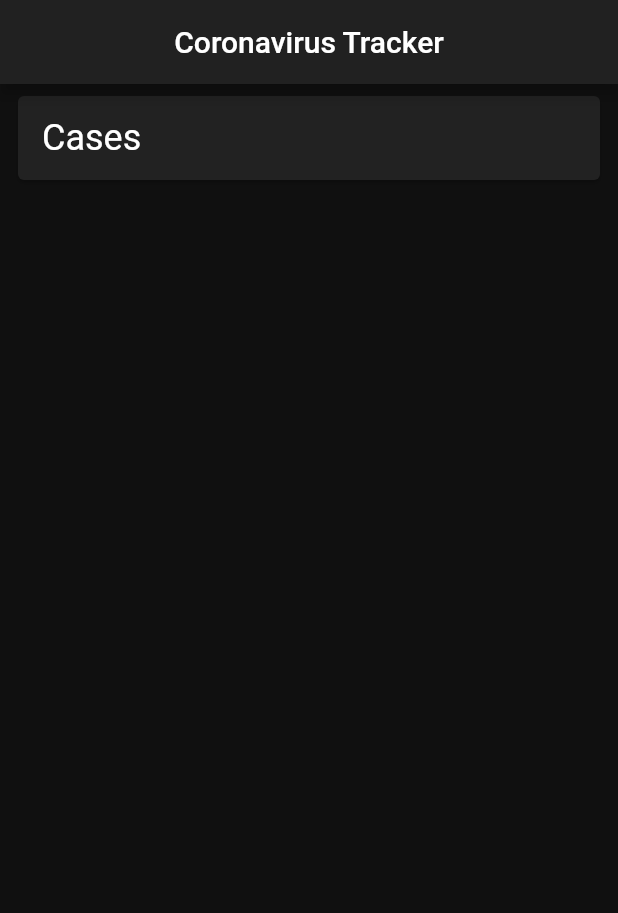
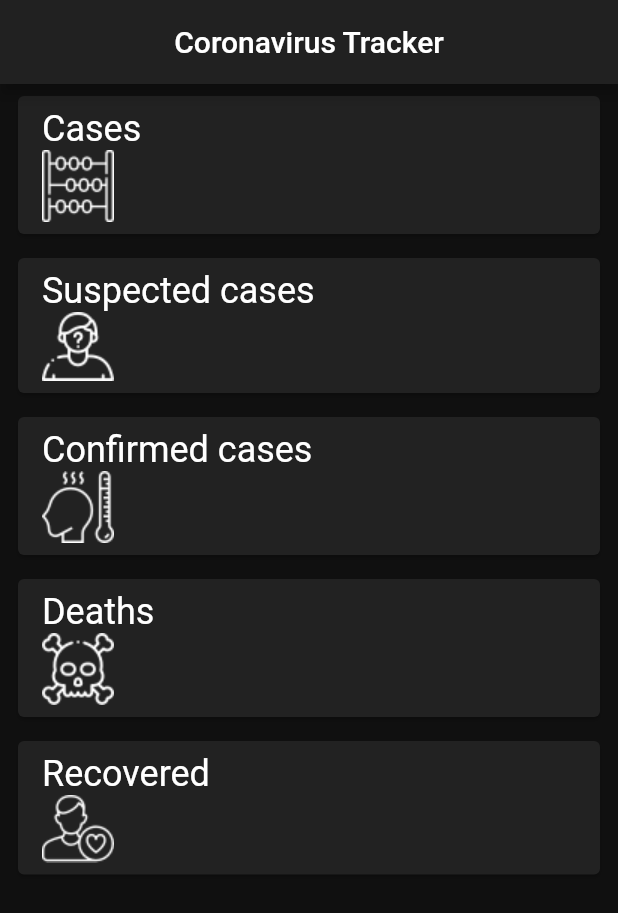
Before and after one commit to hiteshgarg123/flutter_covid19_rest_api, a Flutter app: the screen it shows after launch, on a phone screen of 412 x 824 dp. Shown: the top 913 px of the screen. Run offline on Flutter 3.47's test engine with Material 2 defaults, Android fonts, the phone set to English and light mode, and no system bars; network calls fail.

Commit message:
UI update

```diff
--- a/lib/app/ui/dashboard.dart
+++ b/lib/app/ui/dashboard.dart
@@ -1,5 +1,6 @@
 import 'package:flutter/material.dart';
 import 'package:flutter_covid19_rest_api/app/repositories/data_repository.dart';
+import 'package:flutter_covid19_rest_api/app/repositories/endpoints_data.dart';
 import 'package:flutter_covid19_rest_api/app/services/api.dart';
 import 'package:flutter_covid19_rest_api/app/ui/endpoint_card.dart';
 import 'package:provider/provider.dart';
@@ -10,7 +11,7 @@ class DashBoard extends StatefulWidget {
 }
 
 class _DashBoardState extends State<DashBoard> {
-  int _cases;
+  EndPointsData _endPointsData;
 
   @override
   void initState() {
@@ -20,8 +21,8 @@ class _DashBoardState extends State<DashBoard> {
 
   Future<void> _updateData() async {
     final dataRepository = Provider.of<DataRepository>(context, listen: false);
-    final cases = await dataRepository.getEndPointData(EndPoint.cases);
-    setState(() => _cases = cases);
+    final endPointsData = await dataRepository.getAllEndPointData();
+    setState(() => _endPointsData = endPointsData);
   }
 
   @override
@@ -33,13 +34,19 @@ class _DashBoardState extends State<DashBoard> {
         ),
         centerTitle: true,
       ),
-      body: ListView(
-        children: <Widget>[
-          EndPointCard(
-            endPoint: EndPoint.cases,
-            value: _cases,
-          ),
-        ],
+      body: RefreshIndicator(
+        onRefresh: _updateData,
+        child: ListView(
+          children: <Widget>[
+            for (var endPoint in EndPoint.values)
+              EndPointCard(
+                endPoint: endPoint,
+                value: _endPointsData != null
+                    ? _endPointsData.values[endPoint]
+                    : null,
+              ),
+          ],
+        ),
       ),
     );
   }
--- a/lib/app/ui/endpoint_card.dart
+++ b/lib/app/ui/endpoint_card.dart
@@ -1,5 +1,12 @@
 import 'package:flutter/material.dart';
 import 'package:flutter_covid19_rest_api/app/services/api.dart';
+
+class EndPointCardData {
+  EndPointCardData({this.title, this.assetName, this.color});
+  final String title;
+  final String assetName;
+  final Color color;
+}
 
 class EndPointCard extends StatelessWidget {
   const EndPointCard({
@@ -11,8 +18,37 @@ class EndPointCard extends StatelessWidget {
   final EndPoint endPoint;
   final int value;
 
+  static Map<EndPoint, EndPointCardData> _cardsData = {
+    EndPoint.cases: EndPointCardData(
+      title: 'Cases',
+      assetName: 'assets/count.png',
+      color: Color(0xFFFFF492),
+    ),
+    EndPoint.casesSuspected: EndPointCardData(
+      title: 'Suspected cases',
+      assetName: 'assets/suspect.png',
+      color: Color(0xFFEEDA28),
+    ),
+    EndPoint.casesConfirmed: EndPointCardData(
+      title: 'Confirmed cases',
+      assetName: 'assets/fever.png',
+      color: Color(0xFFE99600),
+    ),
+    EndPoint.deaths: EndPointCardData(
+      title: 'Deaths',
+      assetName: 'assets/death.png',
+      color: Color(0xFFE40000),
+    ),
+    EndPoint.recovered: EndPointCardData(
+      title: 'Recovered',
+      assetName: 'assets/patient.png',
+      color: Color(0xFF70A901),
+    ),
+  };
+
   @override
   Widget build(BuildContext context) {
+    final cardData = _cardsData[endPoint];
     return Padding(
       padding: const EdgeInsets.symmetric(
         horizontal: 8.0,
@@ -24,16 +60,22 @@ class EndPointCard extends StatelessWidget {
             horizontal: 16.0,
             vertical: 8.0,
           ),
-          child: Row(
-            mainAxisAlignment: MainAxisAlignment.spaceBetween,
-            children: <Widget>[
+          child: Column(
+            crossAxisAlignment: CrossAxisAlignment.start,
+            children: [
               Text(
-                'Cases',
+                cardData.title,
                 style: Theme.of(context).textTheme.headline5,
               ),
-              Text(
-                value != null ? value.toString() : '',
-                style: Theme.of(context).textTheme.headline4,
+              Row(
+                mainAxisAlignment: MainAxisAlignment.spaceBetween,
+                children: <Widget>[
+                  Image.asset(cardData.assetName),
+                  Text(
+                    value != null ? value.toString() : '',
+                    style: Theme.of(context).textTheme.headline4,
+                  ),
+                ],
               ),
             ],
           ),
```
